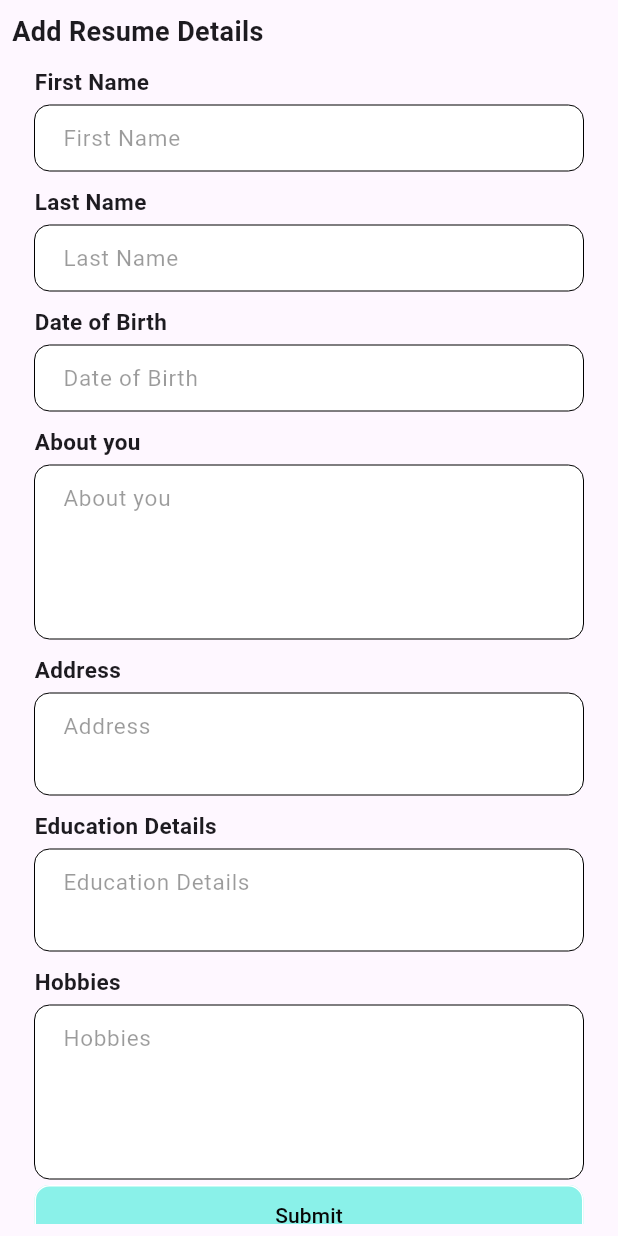
After one commit to sanket1008/resume_builder, a Flutter app: the AddResumeDetails screen opened by its route, on a phone screen of 412 x 824 dp. The commit adds this screen. Run offline on Flutter 3.47's test engine with Material 2 defaults, Android fonts, the phone set to English and light mode, and no system bars; our stand-ins replace another_flushbar, cached_network_image, fluttertoast; network calls fail; project files that could hold a hidden picture were left out.

Commit message:
Add Resume details

```diff
--- a/lib/main.dart
+++ b/lib/main.dart
@@ -1,6 +1,8 @@
 import 'package:flutter/material.dart';
+import 'package:provider/provider.dart';
 import 'package:resume_builder/util/routes/routes.dart';
 import 'package:resume_builder/util/routes/routes_name.dart';
+import 'package:resume_builder/view_model/resume_details_view_model.dart';
 
 void main() {
   runApp(const MyApp());
@@ -12,15 +14,19 @@ class MyApp extends StatelessWidget {
   // This widget is the root of your application.
   @override
   Widget build(BuildContext context) {
-    return MaterialApp(
+    return MultiProvider(
+      providers: [
+        ChangeNotifierProvider(create: (_) => ResumeDetailsViewModel()),
+      ],
+      child: MaterialApp(
         title: 'Flutter Demo',
-
         theme: ThemeData(
           colorScheme: ColorScheme.fromSeed(seedColor: Colors.deepPurple),
           useMaterial3: true,
         ),
         initialRoute: RouteNames.home,
         onGenerateRoute: Routes.generateRoute,
+      ),
     );
   }
 }
--- a/lib/resorses/colors.dart
+++ b/lib/resorses/colors.dart
@@ -3,7 +3,7 @@ import 'package:flutter/material.dart';
 class AppColors {
   static const Color blackColor = Color(0xff070707);
   static const Color whiteColor = Color(0xfffdfdfd);
-  static const Color buttonColor = Color(0xEF3DEF06);
+  static const Color buttonColor = Color(0x8824ECD5);
   static const Color appBarColor = Color(0xEF66F5CF);
 
 }
--- /dev/null
+++ b/lib/resorses/components/common_button.dart
@@ -0,0 +1,106 @@
+import 'package:flutter/material.dart';
+
+import '../colors.dart';
+
+class CommonButton extends StatelessWidget {
+  const CommonButton(
+      {Key? key,
+      required this.text,
+      required this.onPress,
+      this.textColor,
+      this.buttonStyle,
+      this.backGroundColor,
+      this.boarderColor,
+      this.radius,
+      this.fontSize,
+      // this.gradient =
+      //     const LinearGradient(colors: [Colors.redAccent, Colors.deepOrange]),
+      this.gradient,
+      this.enableBorder,
+      this.width,
+      this.icon,
+      this.borderRadius,
+      this.outerPadding,
+      this.textStyle,
+      this.height,
+      this.buttonPadding,
+      this.innerPadding})
+      : super(key: key);
+
+  final String text;
+  final Function()? onPress;
+  final Color? textColor;
+  final Color? backGroundColor;
+  final Color? boarderColor;
+  final ButtonStyle? buttonStyle;
+  final double? radius;
+  final double? fontSize;
+  final Gradient? gradient;
+  final bool? enableBorder;
+  final double? width;
+  final double? height;
+  final Icon? icon;
+  final BorderRadius? borderRadius;
+  final EdgeInsets? outerPadding;
+  final TextStyle? textStyle;
+  final double? buttonPadding;
+  final EdgeInsets? innerPadding;
+
+  @override
+  Widget build(BuildContext context) {
+    return Padding(
+      padding: outerPadding ?? const EdgeInsets.only(left: 15.0, right: 15.0),
+      child: Container(
+        padding: innerPadding ?? const EdgeInsets.all(0),
+        width: width,
+        height: height,
+        decoration: BoxDecoration(
+          gradient: gradient,
+          borderRadius:
+              borderRadius ?? BorderRadius.all(Radius.circular(radius ?? 10.0)),
+        ),
+        child: ElevatedButton(
+          style: buttonStyle ??
+              ButtonStyle(
+                backgroundColor: MaterialStateProperty.resolveWith(
+                  (states) {
+                    if (states.contains(MaterialState.disabled)) {
+                      return Colors.grey;
+                    } else {
+                      return backGroundColor ?? AppColors.buttonColor;
+                    }
+                  },
+                ),
+                padding: MaterialStateProperty.all(
+                  const EdgeInsets.only(left: 16, right: 16, top: 8, bottom: 8),
+                ),
+                shadowColor: MaterialStateProperty.all(Colors.transparent),
+                shape: MaterialStateProperty.all<RoundedRectangleBorder>(
+                  RoundedRectangleBorder(
+                    borderRadius: borderRadius ??
+                        BorderRadius.all(Radius.circular(radius ?? 10.0)),
+                    side: BorderSide(color: boarderColor ?? Colors.white),
+                  ),
+                ),
+                foregroundColor: MaterialStateProperty.resolveWith(
+                  (states) {
+                    if (states.contains(MaterialState.disabled)) {
+                      return Colors.grey;
+                    } else {
+                      return Colors.white;
+                    }
+                  },
+                ),
+              ),
+          onPressed: onPress,
+          child: Text(
+            text,
+            textAlign: TextAlign.center,
+            style: textStyle ??
+                TextStyle(fontSize: 14, color: AppColors.blackColor),
+          ),
+        ),
+      ),
+    );
+  }
+}
--- /dev/null
+++ b/lib/resorses/components/common_input_box.dart
@@ -0,0 +1,173 @@
+import 'package:flutter/material.dart';
+
+
+class CommonInputBox extends StatelessWidget {
+  final TextEditingController? controller;
+  final String? hintText;
+  final String? helperText;
+  final TextStyle? suffixStyle;
+  final Color? boarderColor;
+  final Color? hintTextColor;
+  final IconData? prefixIcon;
+  final Widget? sufixIcon;
+  final Widget? suffix;
+  final Widget? prefix;
+  final bool? isPassword;
+  final bool? showPassword;
+  final bool? enable;
+  final bool? readOnly;
+  final Function()? onPressEye;
+  final int? maxLines;
+  final int? minLines;
+  final String label;
+  final int? maxLength;
+  final String? Function(String?)? validator;
+  final bool? headerEnabled;
+  final TextInputType? inputType;
+  final Function(String)? onTextChange;
+  final bool? isMandatoryField;
+  final bool? obscureText;
+  final bool? showCursor;
+  final GestureTapCallback? onTap;
+  final bool? isBorderEnabled;
+  final bool? isFilledColor;
+  final Color? filledColor;
+  final EdgeInsets? padding;
+  final TextStyle? hintStyle;
+  final TextStyle? labelStyle;
+  final BorderRadius? borderRadius;
+  final double? radius;
+  final String? initialValue;
+
+  const CommonInputBox(
+      {super.key,
+      this.controller,
+      this.hintText,
+      this.suffix,
+      this.helperText,
+      this.boarderColor,
+      this.prefixIcon,
+      this.sufixIcon,
+      this.enable,
+      this.readOnly,
+      this.isPassword,
+      this.onPressEye,
+      this.showPassword,
+      this.maxLines,
+      this.minLines,
+      required this.label,
+      this.validator,
+      this.maxLength,
+      this.headerEnabled,
+      this.inputType,
+      this.onTextChange,
+      this.isMandatoryField,
+      this.obscureText,
+      this.showCursor,
+      this.onTap,
+      this.isBorderEnabled,
+      this.isFilledColor,
+      this.filledColor,
+      this.prefix,
+      this.hintTextColor,
+      this.suffixStyle,
+      this.padding,
+      this.hintStyle,
+      this.borderRadius,
+      this.radius,
+      this.initialValue,
+      this.labelStyle});
+
+  @override
+  Widget build(BuildContext context) {
+    return Padding(
+      padding:
+          padding ?? const EdgeInsets.only(left: 15.0, right: 15.0, top: 10),
+      child: Column(
+        children: [
+          Align(
+              alignment: Alignment.topLeft,
+              child: Visibility(
+                  visible: headerEnabled ?? true,
+                  child: Text(
+                    label ?? "",
+                    style: const TextStyle(fontSize: 15,fontWeight: FontWeight.bold),
+                  ))),
+          const SizedBox(
+            height: 5,
+          ),
+          TextFormField(
+            initialValue: initialValue,
+            textAlignVertical: TextAlignVertical.center,
+            onTap: onTap,
+            showCursor: showCursor,
+            onChanged: onTextChange,
+            keyboardType: inputType,
+            autovalidateMode: AutovalidateMode.onUserInteraction,
+            maxLength: maxLength != null ? maxLength : null,
+            autofocus: false,
+            maxLines: isPassword ?? false ? 1 : maxLines,
+            minLines: isPassword ?? false ? 1 : minLines,
+            style: TextStyle(color: Colors.grey),
+            controller: controller,
+            readOnly: readOnly ?? false,
+            obscureText: isPassword ?? false,
+            decoration: InputDecoration(
+              errorStyle: const TextStyle(height: 0),
+              border: _buildOutlineInputBorder(context),
+              errorBorder:
+                  _buildOutlineInputBorder(context, isErrorEnabled: true),
+              focusedErrorBorder: _buildOutlineInputBorder(context),
+              contentPadding: const EdgeInsets.only(
+                  left: 15, top: 10, bottom: 10, right: 15),
+              counter: const Offstage(),
+              fillColor: isFilledColor == true
+                  ? filledColor
+                  : Colors.white,
+              filled: true,
+              isDense: true,
+              prefixIconConstraints: const BoxConstraints(
+                minWidth: 5,
+                minHeight: 5,
+              ),
+              suffixIconConstraints: const BoxConstraints(
+                minWidth: 2,
+                minHeight: 2,
+              ),
+
+              enabledBorder: _buildOutlineInputBorder(context),
+              focusedBorder: _buildOutlineInputBorder(context),
+              disabledBorder: _buildOutlineInputBorder(context),
+              // suffix: sufixIcon,
+              suffixIcon: sufixIcon,
+              suffix: suffix,
+              prefixIcon: prefix,
+              prefix: prefix,
+              suffixStyle: suffixStyle,
+              hintText: hintText ?? label,
+              hintStyle: hintStyle ??TextStyle(fontSize: 15,color: Colors.black.withAlpha(100)),
+              labelStyle: labelStyle ?? TextStyle(fontSize: 15,color: Colors.black),
+              floatingLabelStyle: Theme.of(context).textTheme.bodyMedium,
+              floatingLabelBehavior: FloatingLabelBehavior.always,
+              floatingLabelAlignment: FloatingLabelAlignment.start,
+              enabled: enable ?? true,
+            ),
+            validator: validator,
+          ),
+        ],
+      ),
+    );
+  }
+
+  OutlineInputBorder _buildOutlineInputBorder(BuildContext context,
+      {bool? isErrorEnabled}) {
+    return OutlineInputBorder(
+        borderRadius: const BorderRadius.all(Radius.circular(10)),
+        borderSide: BorderSide(
+          color: isErrorEnabled == true
+              ? Colors.red
+              : Colors.black,
+          width: 0,
+        ));
+  }
+}
--- a/lib/util/routes/routes.dart
+++ b/lib/util/routes/routes.dart
@@ -1,10 +1,9 @@
-import 'package:flutter/cupertino.dart';
 import 'package:flutter/material.dart';
 import 'package:resume_builder/util/routes/routes_name.dart';
+import 'package:resume_builder/view/add_resume_details.dart';
 
 import '../../view/home_screen.dart';
 import '../../view/login_screen.dart';
-
 
 class Routes {
   static Route<dynamic> generateRoute(RouteSettings settings) {
@@ -15,6 +14,9 @@ class Routes {
       case RouteNames.login:
         return MaterialPageRoute(
             builder: (BuildContext context) => const LoginScreen());
+      case RouteNames.addResume:
+        return MaterialPageRoute(
+            builder: (BuildContext context) => const AddResumeDetails());
       default:
         return MaterialPageRoute(builder: (_) {
           return const Scaffold(
--- a/lib/util/routes/routes_name.dart
+++ b/lib/util/routes/routes_name.dart
@@ -1,4 +1,5 @@
 class RouteNames{
   static const String login="login_screen";
   static const String home="home_screen";
+  static const String addResume="add_resume_screen";
 }
--- /dev/null
+++ b/lib/view/add_resume_details.dart
@@ -0,0 +1,128 @@
+import 'package:flutter/material.dart';
+import 'package:provider/provider.dart';
+import 'package:resume_builder/resorses/components/common_button.dart';
+import 'package:resume_builder/view_model/resume_details_view_model.dart';
+
+import '../resorses/components/common_input_box.dart';
+
+class AddResumeDetails extends StatelessWidget {
+  const AddResumeDetails({Key? key}) : super(key: key);
+
+  @override
+  Widget build(BuildContext context) {
+    final resumeDetailsModel = Provider.of<ResumeDetailsViewModel>(context);
+    return Scaffold(
+      body: SafeArea(
+          child: Padding(
+        padding: EdgeInsets.all(8.0),
+        child: SingleChildScrollView(
+          child: Column(
+            mainAxisAlignment: MainAxisAlignment.start,
+            crossAxisAlignment: CrossAxisAlignment.start,
+            children: [
+              Text(
+                "Add Resume Details",
+                style: TextStyle(fontWeight: FontWeight.bold, fontSize: 18),
+              ),
+              CommonInputBox(
+                isBorderEnabled: true,
+                maxLines: 1,
+                label: "First Name",
+                controller: resumeDetailsModel.firstName,
+                validator: (value) {
+                  if (value.toString().isEmpty) {
+                    return "Enter name";
+                  } else {
+                    return null;
+                  }
+                },
+              ),
+              CommonInputBox(
+                isBorderEnabled: true,
+                maxLines: 1,
+                label: "Last Name",
+                controller: resumeDetailsModel.lastName,
+                validator: (value) {
+                  if (value.toString().isEmpty) {
+                    return "Enter Last name";
+                  } else {
+                    return null;
+                  }
+                },
+              ),
+              CommonInputBox(
+                isBorderEnabled: true,
+                maxLines: 1,
+                label: "Date of Birth",
+                controller: resumeDetailsModel.DOB,
+                validator: (value) {
+                  if (value.toString().isEmpty) {
+                    return "Enter Date of birth";
+                  } else {
+                    return null;
+                  }
+                },
+              ),
+              CommonInputBox(
+                isBorderEnabled: true,
+                maxLines: 4,
+                label: "About you",
+                controller: resumeDetailsModel.aboutYou,
+                validator: (value) {
+                  if (value.toString().isEmpty) {
+                    return "Enter About you";
+                  } else {
+                    return null;
+                  }
+                },
+              ),
+              CommonInputBox(
+                isBorderEnabled: true,
+                maxLines: 2,
+                label: "Address",
+                controller: resumeDetailsModel.address,
+                validator: (value) {
+                  if (value.toString().isEmpty) {
+                    return "Enter address";
+                  } else {
+                    return null;
+                  }
+                },
+              ),
+              CommonInputBox(
+                isBorderEnabled: true,
+                maxLines: 2,
+                label: "Education Details",
+                controller: resumeDetailsModel.educationalDetails,
+                validator: (value) {
+                  if (value.toString().isEmpty) {
+                    return "Enter Education Details";
+                  } else {
+                    return null;
+                  }
+                },
+              ),
+              CommonInputBox(
+                isBorderEnabled: true,
+                maxLines: 4,
+                label: "Hobbies",
+                controller: resumeDetailsModel.hobbies,
+                validator: (value) {
+                  if (value.toString().isEmpty) {
+                    return "Enter Hobbies";
+                  } else {
+                    return null;
+                  }
+                },
+              ),
+              CommonButton(
+                  text: "Submit",
+                  width: MediaQuery.of(context).size.height,
+                  onPress: () {})
+            ],
+          ),
+        ),
+      )),
+    );
+  }
+}
--- a/lib/view/home_screen.dart
+++ b/lib/view/home_screen.dart
@@ -1,6 +1,10 @@
 import 'package:flutter/material.dart';
 import 'package:resume_builder/resorses/colors.dart';
+import 'package:resume_builder/resorses/components/common_button.dart';
 import 'package:resume_builder/view/resume_list_card.dart';
+
+import '../util/routes/routes_name.dart';
+import 'add_resume_details.dart';
 
 class HomeScreen extends StatelessWidget {
   const HomeScreen({Key? key}) : super(key: key);
@@ -22,7 +26,15 @@ class HomeScreen extends StatelessWidget {
               mainAxisAlignment: MainAxisAlignment.start,
               crossAxisAlignment: CrossAxisAlignment.start,
               children: [
-                Text("List of Resume",style: TextStyle(fontWeight: FontWeight.bold,fontSize: 18),),
+                Row(
+                  mainAxisAlignment: MainAxisAlignment.spaceBetween,
+                  children: [
+                    const Text("List of Resume",style: TextStyle(fontWeight: FontWeight.bold,fontSize: 18),),
+                    CommonButton(text: "Add Resume", onPress: (){
+                     Navigator.push(context, MaterialPageRoute(builder: (context)=>const AddResumeDetails()));
+                    })
+                  ],
+                ),
                 SizedBox(
                   height: 10,
                 ),
--- /dev/null
+++ b/lib/view_model/resume_details_view_model.dart
@@ -0,0 +1,14 @@
+import 'package:flutter/material.dart';
+
+class ResumeDetailsViewModel with ChangeNotifier{
+
+  final firstName=TextEditingController();
+  final lastName=TextEditingController();
+  final DOB=TextEditingController();
+  final aboutYou=TextEditingController();
+  final address=TextEditingController();
+  final educationalDetails=TextEditingController();
+  final hobbies=TextEditingController();
+
+
+}
```
Lines whose indentation alone changed are shown as unchanged.
